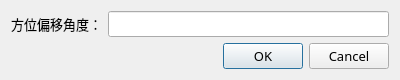
This is src/ShiftDialog.ui in jerky168/BoreholeAnalyzer as Qt 5 draws it before an edit. The edited form follows.
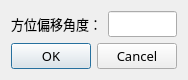
This is the edited form.

```diff
--- a/src/ShiftDialog.ui
+++ b/src/ShiftDialog.ui
@@ -6,7 +6,7 @@
    <rect>
     <x>0</x>
     <y>0</y>
-    <width>400</width>
+    <width>188</width>
     <height>76</height>
    </rect>
   </property>
```
